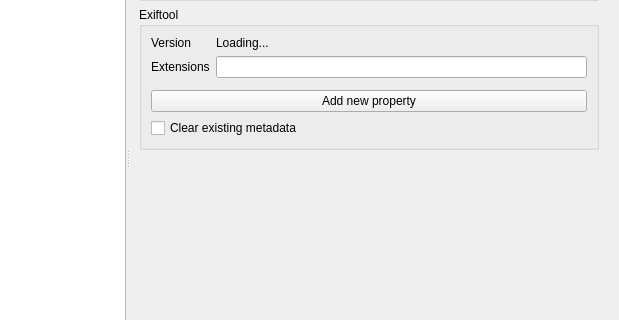
Qt form src/gui/src/settings/options-window.ui (Bionus/imgbrd-grabber) before a commit; both pictures show x 128 to 747 and y 142 to 462 of the 747 by 628 pixel window.
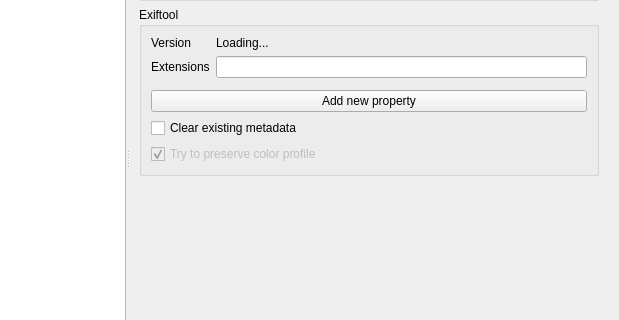
The same form after that commit. The open tabs and pages were chosen to show the change. Icons and pictures are not drawn.

Commit message: feat: allow to keep color profile on metadata clear (fix #3166, fix #3196)

```diff
--- a/src/gui/src/settings/options-window.ui
+++ b/src/gui/src/settings/options-window.ui
@@ -1353,6 +1353,19 @@
            <item row="2" column="0" colspan="2">
             <layout class="QFormLayout" name="layoutMetadataExiftool"/>
            </item>
+           <item row="5" column="0" colspan="2">
+            <widget class="QCheckBox" name="checkMetadataExiftoolKeepColorProfile">
+             <property name="enabled">
+              <bool>false</bool>
+             </property>
+             <property name="text">
+              <string>Try to preserve color profile</string>
+             </property>
+             <property name="checked">
+              <bool>true</bool>
+             </property>
+            </widget>
+           </item>
           </layout>
          </widget>
         </item>
```
Left out of the diff: 16 changed lines with no effect on the pictures. The commit also changes 4 other files.
